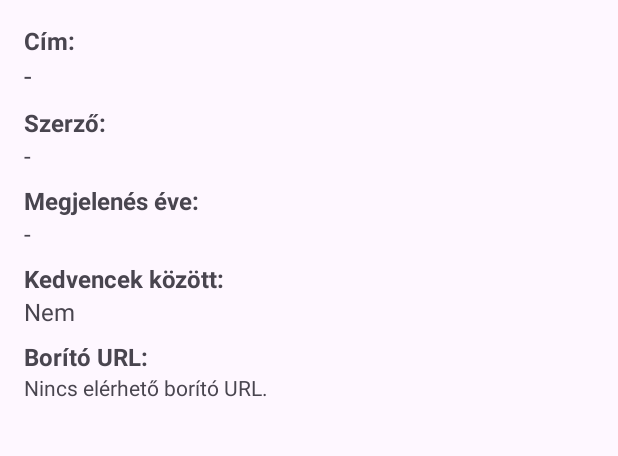
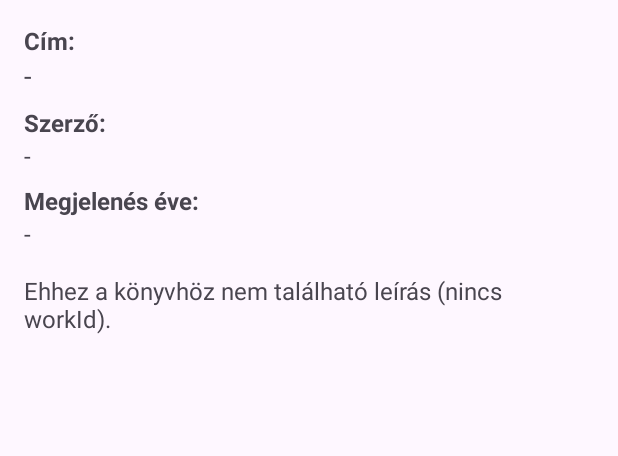
Before and after one commit to SzilardKarsai/OpenLibraryCatalog, an Android app: the BookDetailActivity screen opened directly, with no data from a screen before it, on a phone screen of 412 x 824 dp, the part 399-855 px from its top. Run offline under Robolectric (Android 15) with nearby library versions, the phone set to English and light mode, and no system bars; pictures from the network do not load.

```diff
--- a/app/src/main/java/hu/nje/openlibrarycatalog/FavoritesStorage.java
+++ b/app/src/main/java/hu/nje/openlibrarycatalog/FavoritesStorage.java
@@ -20,7 +20,7 @@ public class FavoritesStorage {
 
     private Set<String> getFavoriteSetInternal() {
         Set<String> stored = prefs.getStringSet(KEY_SET, Collections.emptySet());
-        return new HashSet<>(stored); // mindig másolatot adunk vissza
+        return new HashSet<>(stored);
     }
 
     public boolean isFavorite(String id) {
--- a/app/src/main/res/layout/activity_book_detail.xml
+++ b/app/src/main/res/layout/activity_book_detail.xml
@@ -65,37 +65,18 @@
             android:layout_height="wrap_content"
             android:textSize="16sp" />
 
-        <!-- Kedvenc státusz -->
+
+
+
+
+        <!-- LEÍRÁS / ÖSSZEFOGLALÓ -->
         <TextView
-            android:id="@+id/detailLabelFavorite"
+            android:id="@+id/detailTextDescription"
             android:layout_width="match_parent"
             android:layout_height="wrap_content"
-            android:text="Kedvencek között:"
-            android:textStyle="bold"
+            android:text="Leírás betöltése..."
             android:textSize="16sp"
-            android:paddingTop="8dp" />
-
-        <TextView
-            android:id="@+id/detailTextFavorite"
-            android:layout_width="match_parent"
-            android:layout_height="wrap_content"
-            android:textSize="16sp" />
-
-        <!-- Borító URL -->
-        <TextView
-            android:id="@+id/detailLabelCoverUrl"
-            android:layout_width="match_parent"
-            android:layout_height="wrap_content"
-            android:text="Borító URL:"
-            android:textStyle="bold"
-            android:textSize="16sp"
-            android:paddingTop="8dp" />
-
-        <TextView
-            android:id="@+id/detailTextCoverUrl"
-            android:layout_width="match_parent"
-            android:layout_height="wrap_content"
-            android:textSize="14sp" />
+            android:paddingTop="16dp" />
 
     </LinearLayout>
 </ScrollView>
```
Also changed, not shown: app/src/main/java/hu/nje/openlibrarycatalog/BookDetailActivity.java (+127 -16 lines), app/src/main/java/hu/nje/openlibrarycatalog/ui/BookAdapter.java (+12 -16 lines), app/src/main/java/hu/nje/openlibrarycatalog/ui/BookItem.java (+11 -9 lines), app/src/main/java/hu/nje/openlibrarycatalog/ui/Doc.java (+8 -1 lines), app/src/main/java/hu/nje/openlibrarycatalog/ui/FavoritesFragment.java (+9 -13 lines), app/src/main/java/hu/nje/openlibrarycatalog/ui/SearchFragment.java (+35 -40 lines).
